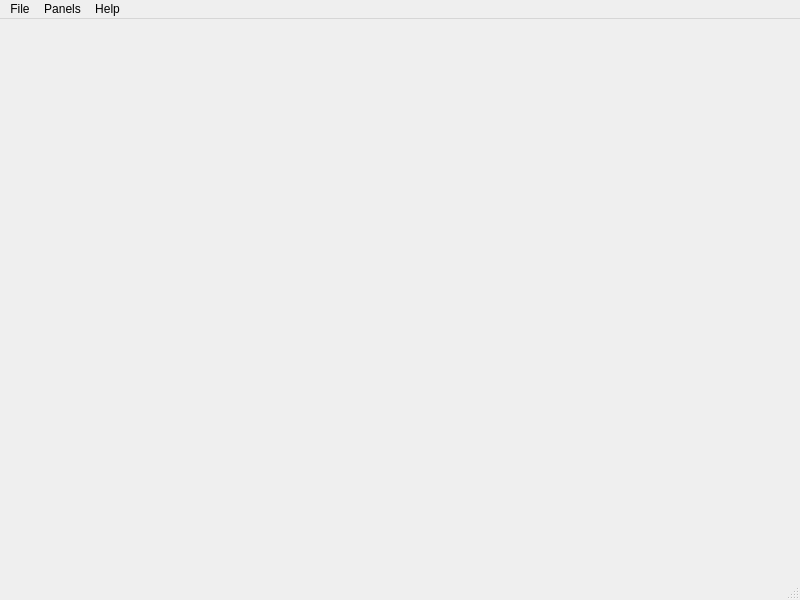
Qt form src/main.ui (mola/gitManager) before a commit.
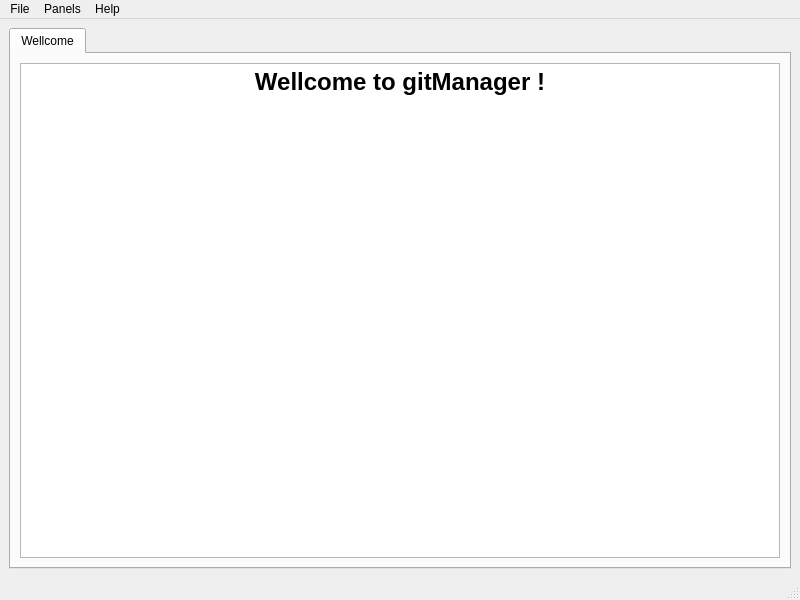
The same form after that commit. Icons and pictures are not drawn.

Patch:
```diff
--- a/src/main.ui
+++ b/src/main.ui
@@ -13,7 +13,37 @@
   <property name="windowTitle">
    <string>gitManager</string>
   </property>
-  <widget class="QWidget" name="centralwidget"/>
+  <widget class="QWidget" name="centralwidget">
+   <layout class="QVBoxLayout" name="verticalLayout">
+    <item>
+     <widget class="QTabWidget" name="tabWidget">
+      <property name="currentIndex">
+       <number>0</number>
+      </property>
+      <widget class="QWidget" name="tab">
+       <attribute name="title">
+        <string>Wellcome</string>
+       </attribute>
+       <layout class="QVBoxLayout" name="verticalLayout_2">
+        <item>
+         <widget class="QTextBrowser" name="textBrowser">
+          <property name="html">
+           <string>&lt;!DOCTYPE HTML PUBLIC &quot;-//W3C//DTD HTML 4.0//EN&quot; &quot;http://www.w3.org/TR/REC-html40/strict.dtd&quot;&gt;
+&lt;html&gt;&lt;head&gt;&lt;meta name=&quot;qrichtext&quot; content=&quot;1&quot; /&gt;&lt;style type=&quot;text/css&quot;&gt;
+p, li { white-space: pre-wrap; }
+&lt;/style&gt;&lt;/head&gt;&lt;body style=&quot; font-family:'Sans Serif'; font-size:10pt; font-weight:400; font-style:normal;&quot;&gt;
+&lt;p align=&quot;center&quot; style=&quot; margin-top:0px; margin-bottom:0px; margin-left:0px; margin-right:0px; -qt-block-indent:0; text-indent:0px;&quot;&gt;&lt;img src=&quot;:/gitmanager.png&quot; /&gt;&lt;/p&gt;
+&lt;p align=&quot;center&quot; style=&quot; margin-top:0px; margin-bottom:0px; margin-left:0px; margin-right:0px; -qt-block-indent:0; text-indent:0px;&quot;&gt;&lt;span style=&quot; font-size:18pt; font-weight:600;&quot;&gt;Wellcome to gitManager !&lt;/span&gt;&lt;/p&gt;
+&lt;p align=&quot;center&quot; style=&quot;-qt-paragraph-type:empty; margin-top:0px; margin-bottom:0px; margin-left:0px; margin-right:0px; -qt-block-indent:0; text-indent:0px;&quot;&gt;&lt;br /&gt;&lt;/p&gt;&lt;/body&gt;&lt;/html&gt;</string>
+          </property>
+         </widget>
+        </item>
+       </layout>
+      </widget>
+     </widget>
+    </item>
+   </layout>
+  </widget>
   <widget class="QMenuBar" name="menubar">
    <property name="geometry">
     <rect>
```
